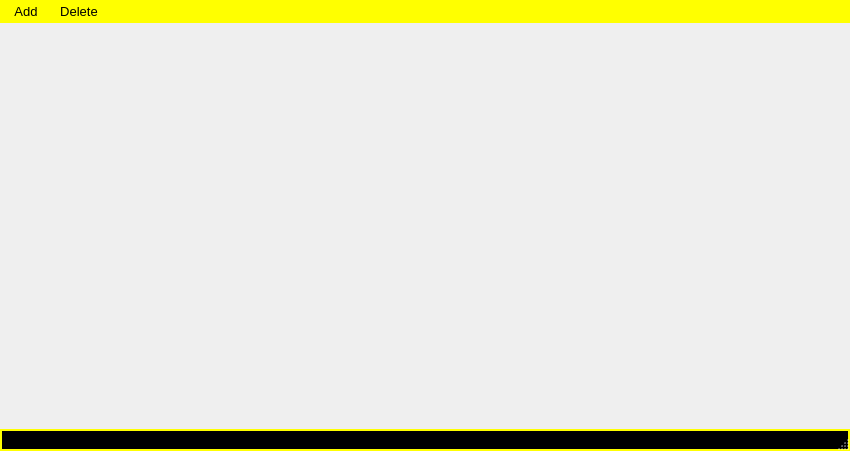
Above: MyProj/mainwindow.ui from shahabbadihi/airport_managementt before the change. Below: the same form after it.
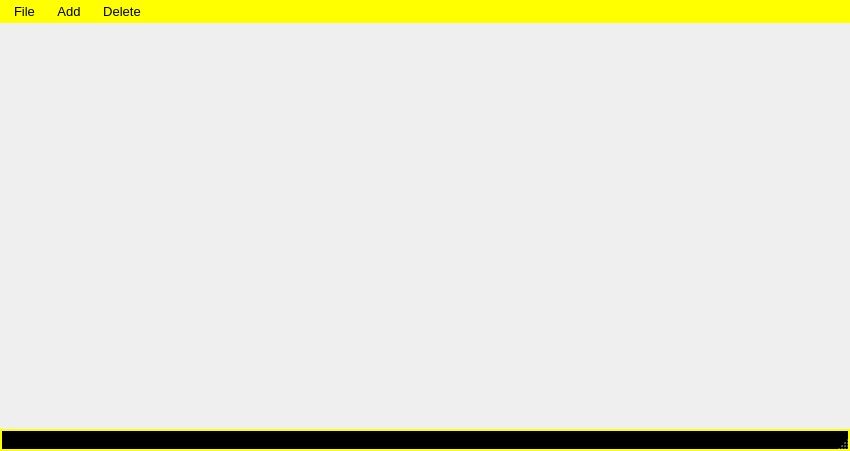
That is the form after the change. Icons and pictures are not drawn.

Commit message: add file menu and remove save button

```diff
--- a/MyProj/mainwindow.ui
+++ b/MyProj/mainwindow.ui
@@ -192,6 +192,15 @@
     <addaction name="actionTicket"/>
     <addaction name="actioncarrier"/>
    </widget>
+   <widget class="QMenu" name="menuFile_2">
+    <property name="title">
+     <string>File</string>
+    </property>
+    <addaction name="actionSave"/>
+    <addaction name="actionSave_Exit"/>
+    <addaction name="actionExit"/>
+   </widget>
+   <addaction name="menuFile_2"/>
    <addaction name="menuFile"/>
    <addaction name="menuDelete"/>
   </widget>
```
Left out of the diff: 21 changed lines with no effect on the pictures. The commit also changes 2 other files.
